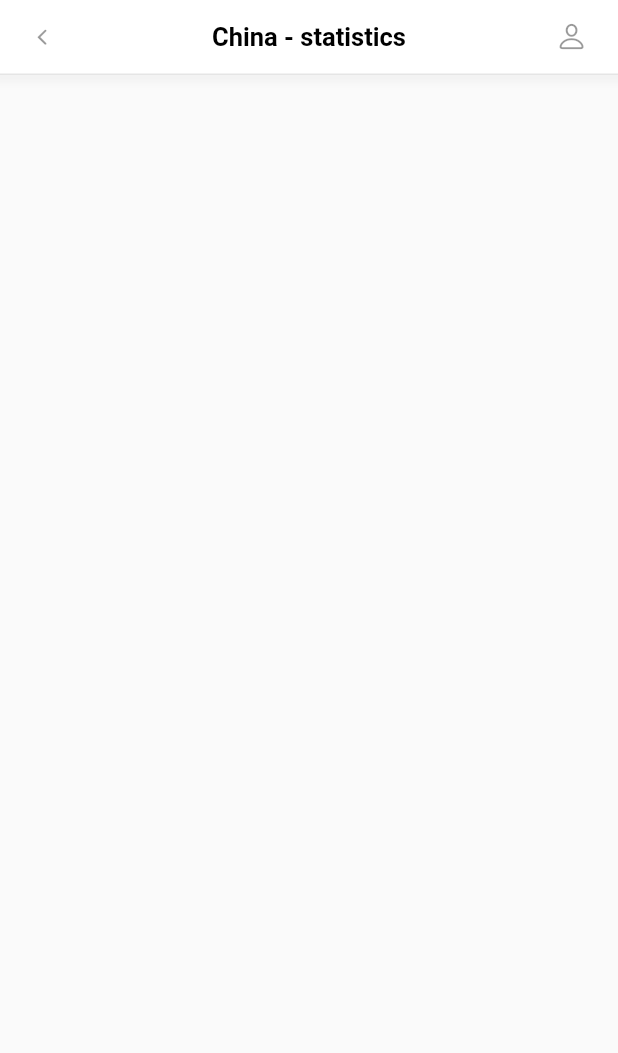
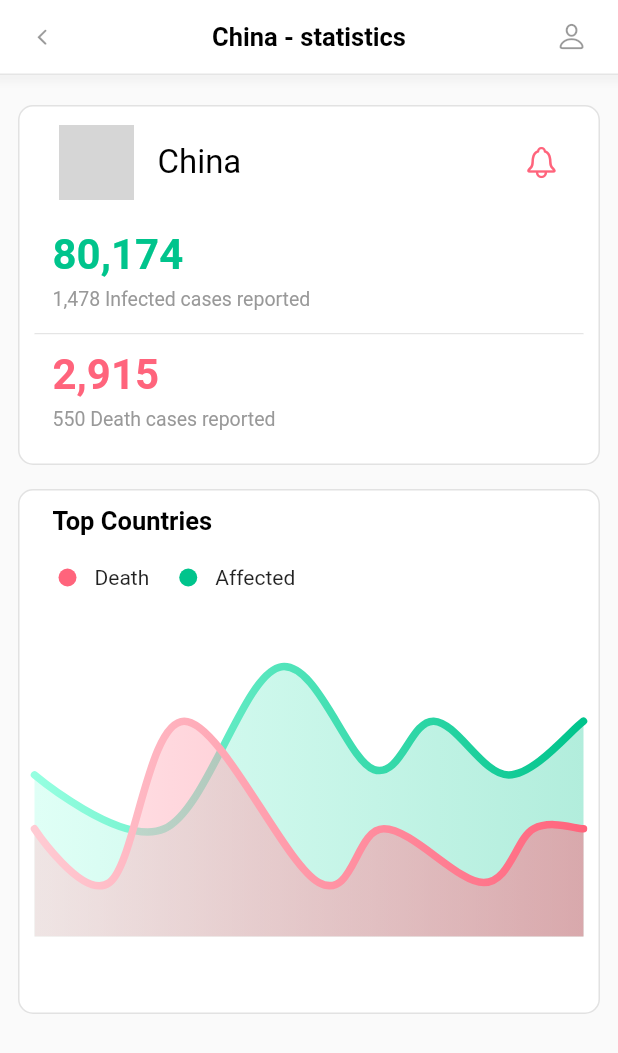
Before and after one commit to chashkovdaniil/yandex_intenstive, a Flutter app: the CountryDetailsScreen screen opened directly, on a phone screen of 412 x 824 dp. Shown: the top 1053 px of the screen. Run offline on Flutter 3.47's test engine with Material 2 defaults, Android fonts, the phone set to English and light mode, and no system bars; drawn by our look-alikes of fl_chart; our stand-ins replace percent_indicator; missing offline and left inert: syncfusion_flutter_maps; grey boxes are pictures that could not be loaded.

Commit message:
map screen implementation, details by country screen implementation

```diff
--- a/lib/modules/map/presentation/screens/country_details_screen.dart
+++ b/lib/modules/map/presentation/screens/country_details_screen.dart
@@ -1,10 +1,19 @@
 import 'package:flutter/cupertino.dart';
 import 'package:flutter/material.dart';
-import 'package:yandex_intensive/modules/map/presentation/widgets/app_bar.dart';
+import 'package:yandex_intensive/configs/constants.dart';
+import 'package:yandex_intensive/modules/map/presentation/widgets/card.dart';
+import 'package:yandex_intensive/modules/map/presentation/widgets/country_details.dart';
+import 'package:yandex_intensive/modules/map/presentation/widgets/country_graph.dart';
+
+import '../widgets/app_bar.dart';
 
 class CountryDetailsScreen extends StatefulWidget {
-  static const route = '/';
+  static Route route() => CupertinoPageRoute(
+        builder: (context) => const CountryDetailsScreen(),
+      );
+
   const CountryDetailsScreen({Key? key}) : super(key: key);
+
   @override
   _CountryDetailsScreenState createState() => _CountryDetailsScreenState();
 }
@@ -23,10 +32,25 @@ class _CountryDetailsScreenState extends State<CountryDetailsScreen> {
         body: Column(
           children: [
             MapScreenAppBar(
-              showBackButton: true,
-              title: "$country - statistics",
+              title: '$country - statistics',
             ),
-            Spacer(),
+            Column(
+              crossAxisAlignment: CrossAxisAlignment.stretch,
+              children: [
+                const SizedBox(
+                  height: 20,
+                ),
+                const CountryDetailsCard(),
+                const SizedBox(
+                  height: 16,
+                ),
+                MapScreenCard(
+                  height: 350,
+                  title: S.mapTop,
+                  content: const CountryGraph(),
+                ),
+              ],
+            ),
           ],
         ),
       ),
--- a/lib/modules/map/presentation/screens/map_screen.dart
+++ b/lib/modules/map/presentation/screens/map_screen.dart
@@ -1,35 +1,71 @@
 import 'package:flutter/cupertino.dart';
 import 'package:flutter/material.dart';
-import 'package:yandex_intensive/configs/constants.dart';
-import 'package:yandex_intensive/modules/map/presentation/widgets/app_bar.dart';
+
+import '../../../../configs/constants.dart';
+import '../widgets/app_bar.dart';
+import '../widgets/card.dart';
+import '../widgets/map.dart';
+import '../widgets/rest_list.dart';
+import '../widgets/top_list.dart';
 
 class MapScreen extends StatefulWidget {
   static const route = '/map';
+
   const MapScreen({Key? key}) : super(key: key);
+
   @override
   _MapScreenState createState() => _MapScreenState();
 }
 
 class _MapScreenState extends State<MapScreen> {
   @override
-  void initState() {
-    super.initState();
-  }
-
-  @override
-  Widget build(BuildContext context) {
-    return SafeArea(
+  Widget build(BuildContext context) => SafeArea(
         child: Scaffold(
           body: Column(
+            crossAxisAlignment: CrossAxisAlignment.stretch,
             children: [
               MapScreenAppBar(
                 showBackButton: false,
                 title: S.mapTitle,
               ),
-            Spacer(),
+              Expanded(
+                child: SingleChildScrollView(
+                  child: Column(
+                    crossAxisAlignment: CrossAxisAlignment.stretch,
+                    children: [
+                      const SizedBox(
+                        height: 20,
+                      ),
+                      MapScreenCard(
+                        height: 410,
+                        title: S.mapAreas,
+                        content: const MapChart(),
+                      ),
+                      const SizedBox(
+                        height: 16,
+                      ),
+                      MapScreenCard(
+                        height: 350,
+                        title: S.mapTop,
+                        content: const TopList(),
+                      ),
+                      const SizedBox(
+                        height: 16,
+                      ),
+                      MapScreenCard(
+                        height: 680,
+                        title: S.mapRest,
+                        content: const RestList(),
+                      ),
+                      const SizedBox(
+                        height: 20,
+                      ),
+                    ],
+                  ),
+                ),
+              ),
             ],
           ),
         ),
       );
 }
-}
--- /dev/null
+++ b/lib/modules/map/presentation/widgets/country_details.dart
@@ -0,0 +1,155 @@
+import 'package:flutter/cupertino.dart';
+import 'package:flutter/material.dart';
+import 'package:yandex_intensive/configs/colors.dart';
+
+import '../../../../configs/text_styles.dart' show TextStyles;
+
+class CountryDetailsCard extends StatelessWidget {
+  const CountryDetailsCard({
+    Key? key,
+  }) : super(key: key);
+
+  @override
+  Widget build(BuildContext context) => Padding(
+        padding: const EdgeInsets.symmetric(horizontal: 12),
+        child: Container(
+          width: double.infinity,
+          height: 240,
+          decoration: BoxDecoration(
+            color: Colors.white,
+            borderRadius: BorderRadius.circular(10),
+            border: Border.all(
+              color: Colors.grey.withOpacity(0.3),
+            ),
+          ),
+          child: Padding(
+            padding: const EdgeInsets.only(left: 10, right: 10, bottom: 10),
+            child: Column(
+              children: [
+                Row(
+                  children: [
+                    Align(
+                      alignment: Alignment.topLeft,
+                      child: Padding(
+                        padding: const EdgeInsets.only(top: 12, left: 16),
+                        child: ClipRRect(
+                          borderRadius: BorderRadius.circular(10),
+                          child: Image.asset(
+                            'icons/flags/png/ch.png',
+                            package: 'country_icons',
+                            width: 50,
+                          ),
+                        ),
+                      ),
+                    ),
+                    Align(
+                      alignment: Alignment.topLeft,
+                      child: Padding(
+                        padding: const EdgeInsets.only(top: 12, left: 16),
+                        child: Text(
+                          "China",
+                          textAlign: TextAlign.start,
+                          style: TextStyles.titleCountryDetails,
+                        ),
+                      ),
+                    ),
+                    const Spacer(),
+                    const Align(
+                      alignment: Alignment.topRight,
+                      child: Padding(
+                        padding: EdgeInsets.only(top: 12, right: 16),
+                        child: Icon(
+                          CupertinoIcons.bell,
+                          color: primary,
+                          size: 24,
+                        ),
+                      ),
+                    ),
+                  ],
+                ),
+                const SizedBox(
+                  height: 10,
+                ),
+                Container(
+                  width: MediaQuery.of(context).size.width,
+                  height: 80,
+                  decoration: const BoxDecoration(
+                    color: Colors.white,
+                    border: Border(
+                      bottom: BorderSide(
+                        color: Color(0xFFE5E5E5),
+                      ),
+                    ),
+                  ),
+                  child: Column(
+                    children: [
+                      Padding(
+                        padding:
+                            const EdgeInsets.only(top: 10, left: 12, bottom: 6),
+                        child: Align(
+                          alignment: Alignment.topLeft,
+                          child: Text(
+                            "80,174",
+                            textAlign: TextAlign.start,
+                            style: TextStyles.infectedValue,
+                          ),
+                        ),
+                      ),
+                      Padding(
+                        padding: const EdgeInsets.only(left: 12),
+                        child: SizedBox(
+                          child: Align(
+                            alignment: Alignment.topLeft,
+                            child: Text(
+                              '1,478 Infected cases reported',
+                              textAlign: TextAlign.start,
+                              style: TextStyles.infoCountry,
+                            ),
+                          ),
+                        ),
+                      ),
+                    ],
+                  ),
+                ),
+                Container(
+                  width: MediaQuery.of(context).size.width,
+                  height: 68,
+                  decoration: const BoxDecoration(
+                    color: Colors.white,
+                  ),
+                  child: Column(
+                    children: [
+                      Padding(
+                        padding:
+                            const EdgeInsets.only(top: 10, left: 12, bottom: 6),
+                        child: Align(
+                          alignment: Alignment.topLeft,
+                          child: Text(
+                            "2,915",
+                            textAlign: TextAlign.start,
+                            style: TextStyles.deathValue,
+                          ),
+                        ),
+                      ),
+                      Padding(
+                        padding: const EdgeInsets.only(left: 12),
+                        child: SizedBox(
+                          child: Align(
+                            alignment: Alignment.topLeft,
+                            child: Text(
+                              '550 Death cases reported',
+                              textAlign: TextAlign.start,
+                              style: TextStyles.infoCountry,
+                            ),
+                          ),
+                        ),
+                      ),
+                    ],
+                  ),
+                ),
+              ],
+            ),
+          ),
+        ),
+      );
+}
--- /dev/null
+++ b/lib/modules/map/presentation/widgets/country_graph.dart
@@ -0,0 +1,57 @@
+import 'package:flutter/cupertino.dart';
+import 'package:flutter/material.dart';
+
+import '../../../../configs/colors.dart';
+import 'line_chart.dart';
+
+class CountryGraph extends StatelessWidget {
+  const CountryGraph({Key? key}) : super(key: key);
+
+  @override
+  Widget build(BuildContext context) => Column(
+        children: [
+          const SizedBox(
+            height: 20,
+          ),
+          Padding(
+            padding: const EdgeInsets.only(left: 16, bottom: 16),
+            child: Row(
+              children: [
+                Container(
+                  height: 12,
+                  width: 12,
+                  decoration: BoxDecoration(
+                    color: primary,
+                    borderRadius: BorderRadius.circular(50),
+                  ),
+                ),
+                const SizedBox(
+                  width: 12,
+                ),
+                const Text(
+                  'Death',
+                ),
+                const SizedBox(
+                  width: 20,
+                ),
+                Container(
+                  height: 12,
+                  width: 12,
+                  decoration: BoxDecoration(
+                    color: green,
+                    borderRadius: BorderRadius.circular(50),
+                  ),
+                ),
+                const SizedBox(
+                  width: 12,
+                ),
+                const Text(
+                  'Affected',
+                ),
+              ],
+            ),
+          ),
+          const CurrentSituationGraph(),
+        ],
+      );
+}
--- /dev/null
+++ b/lib/modules/map/presentation/widgets/custom_card.dart
@@ -0,0 +1,45 @@
+import 'dart:math';
+
+import 'package:flutter/cupertino.dart';
+import 'package:flutter/material.dart';
+
+class CurvePainter extends CustomPainter {
+  @override
+  void paint(Canvas canvas, Size size) {
+    var paint = Paint()
+      ..color = Colors.green
+      ..style = PaintingStyle.stroke
+      ..strokeWidth = 2.0;
+
+    var r = size.height * 0.3;
+    var R = size.height * 1.4;
+    var path = Path()
+      ..lineTo(0, size.height - r)
+      ..quadraticBezierTo(0 + r - sqrt(2) / 2 * r,
+          size.height - r + sqrt(2) / 2 * r, r, size.height)
+      // lower semicircle
+      // instead of r use can use another koef
+      ..lineTo(R + r - sqrt(R * R - size.height * size.height), size.height)
+      ..quadraticBezierTo(r + R, R + r,
+          r + R + sqrt(R * R - size.height * size.height), size.height)
+      ..lineTo(size.width - r, size.height)
+      ..quadraticBezierTo(size.width - r + sqrt(2) / 2 * r,
+          size.height - r + sqrt(2) / 2 * r, size.width, size.height - r)
+      ..lineTo(size.width, r - size.height)
+      ..quadraticBezierTo(size.width - r + sqrt(2) / 2 * r,
+          r - size.height - sqrt(2) / 2 * r, size.width - r, -size.height)
+      // upper semicircle
+      // instead of r use can use another koef
+      ..lineTo(R + r + sqrt(R * R - size.height * size.height), -size.height)
+      ..quadraticBezierTo(r + R, -R - r,
+          r + R - sqrt(R * R - size.height * size.height), -size.height)
+      ..lineTo(r, -size.height)
+      ..quadraticBezierTo(r - sqrt(2) / 2 * r,
+          r - size.height - sqrt(2) / 2 * r, 0, r - size.height)
+      ..lineTo(0, 0);
+    canvas.drawPath(path, paint);
+  }
+
+  @override
+  bool shouldRepaint(CustomPainter oldDelegate) => true;
+}
--- /dev/null
+++ b/lib/modules/map/presentation/widgets/line_chart.dart
@@ -0,0 +1,99 @@
+import 'package:fl_chart/fl_chart.dart';
+import 'package:flutter/material.dart';
+
+class CurrentSituationGraph extends StatefulWidget {
+  const CurrentSituationGraph({Key? key}) : super(key: key);
+
+  @override
+  _CurrentSituationGraphState createState() => _CurrentSituationGraphState();
+}
+
+class _CurrentSituationGraphState extends State<CurrentSituationGraph> {
+  List<Color> gradientColors1 = [
+    const Color(0xff96FFE1),
+    const Color(0xff00C48C),
+  ];
+  List<Color> gradientColors2 = [
+    const Color(0xffFFCBD3),
+    const Color(0xffFF647C),
+  ];
+
+  @override
+  Widget build(BuildContext context) => Stack(
+        children: <Widget>[
+          AspectRatio(
+            aspectRatio: 1.70,
+            child: LineChart(
+              mainData(),
+            ),
+          ),
+        ],
+      );
+
+  LineChartData mainData() => LineChartData(
+        borderData: FlBorderData(
+          show: false,
+        ),
+        gridData: FlGridData(
+          show: false,
+        ),
+        titlesData: FlTitlesData(
+          show: false,
+        ),
+        minX: 0,
+        maxX: 11,
+        minY: 0,
+        maxY: 6,
+        lineBarsData: [
+          LineChartBarData(
+            spots: const [
+              FlSpot(0, 3),
+              FlSpot(2.6, 2),
+              FlSpot(4.9, 5),
+              FlSpot(6.8, 3.1),
+              FlSpot(8, 4),
+              FlSpot(9.5, 3),
+              FlSpot(11, 4),
+            ],
+            isCurved: true,
+            colors: gradientColors1,
+            barWidth: 5,
+            isStrokeCapRound: true,
+            dotData: FlDotData(
+              show: false,
+            ),
+            belowBarData: BarAreaData(
+              show: true,
+              colors: gradientColors1
+                  .map((color) => color.withOpacity(0.3))
+                  .toList(),
+            ),
+          ),
+          LineChartBarData(
+            spots: const [
+              FlSpot(0, 2),
+              FlSpot(1.5, 1),
+              FlSpot(3, 4),
+              FlSpot(5.7, 1),
+              FlSpot(7, 2),
+              FlSpot(9, 1),
+              FlSpot(10, 2),
+              FlSpot(11, 2),
+            ],
+            isCurved: true,
+            colors: gradientColors2,
+            barWidth: 5,
+            isStrokeCapRound: true,
+            dotData: FlDotData(
+              show: false,
+            ),
+            belowBarData: BarAreaData(
+              show: true,
+              colors: gradientColors2
+                  .map((color) => color.withOpacity(0.5))
+                  .toList(),
+            ),
+          ),
+        ],
+      );
+}
```
Lines whose indentation alone changed are shown as unchanged.
